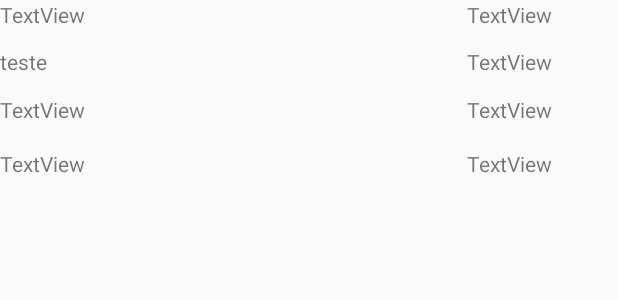
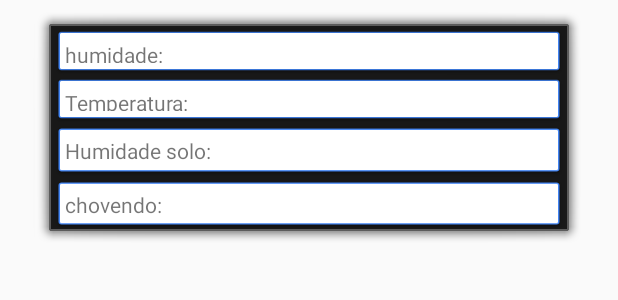
Before and after one commit to pch91/MeQuASOVsoft, an Android app: the layout medicaoitem.xml on its own in the app's theme, with its tools: preview values and no code run, on a phone screen of 412 x 824 dp. Shown: the top 300 px of the screen. Run offline under Robolectric (Android 15) with nearby library versions, the phone set to English and light mode, and no system bars.

Commit message:
tela prin cipal

```diff
--- a/app/src/main/java/com/mequa/mequasovsoft/DAO/MedicaoDAO.java
+++ b/app/src/main/java/com/mequa/mequasovsoft/DAO/MedicaoDAO.java
@@ -10,9 +10,9 @@ public class MedicaoDAO  extends ComunsDAO  {
 
 
     public void add(User u,Medicao medicao, Context c) throws IOException {
-        Refdatabase.child(u.getClass().getSimpleName().toLowerCase()+"/"+u.getId()+
+        Refdatabase.child(u.getClass().getSimpleName().toLowerCase()+"/"+u.getCPF()+
                 "/"+medicao.getClass().getSimpleName().toLowerCase()+"/"+medicao.getId()).setValue(medicao);
-        Refdatabase.child(u.getClass().getSimpleName().toLowerCase()+"/"+u.getId()+
+        Refdatabase.child(u.getClass().getSimpleName().toLowerCase()+"/"+u.getCPF()+
                 "/Plantas/"+medicao.getPlanta()+"/"+medicao.getClass().getSimpleName().toLowerCase()+"/"+medicao.getId()).setValue(medicao);
     }
 }
--- a/app/src/main/res/layout/medicaoitem.xml
+++ b/app/src/main/res/layout/medicaoitem.xml
@@ -1,5 +1,6 @@
 <?xml version="1.0" encoding="utf-8"?>
 <android.support.constraint.ConstraintLayout xmlns:android="http://schemas.android.com/apk/res/android"
+    xmlns:app="http://schemas.android.com/apk/res-auto"
     xmlns:tools="http://schemas.android.com/tools"
     android:id="@+id/MedicaoItem"
     android:layout_width="match_parent"
@@ -9,89 +10,101 @@
 
     <LinearLayout
         android:layout_width="368dp"
-        android:layout_height="wrap_content"
+        android:layout_height="159dp"
+        android:layout_marginStart="8dp"
+        android:layout_marginTop="8dp"
+        android:layout_marginEnd="8dp"
+        android:layout_marginBottom="8dp"
+        android:background="@android:drawable/alert_dark_frame"
         android:orientation="vertical"
-        tools:layout_editor_absoluteX="8dp"
-        tools:layout_editor_absoluteY="8dp">
+        app:layout_constraintBottom_toBottomOf="parent"
+        app:layout_constraintEnd_toEndOf="parent"
+        app:layout_constraintStart_toStartOf="parent"
+        app:layout_constraintTop_toTopOf="parent">
 
         <LinearLayout
             android:layout_width="match_parent"
-            android:layout_height="31dp"
-            android:gravity="center"
+            android:layout_height="32dp"
+            android:background="@drawable/common_google_signin_btn_icon_dark_normal_background"
             android:orientation="horizontal">
 
             <TextView
-                android:id="@+id/textView2"
+                android:id="@+id/texthumidade"
+                android:layout_width="100dp"
+                android:layout_height="match_parent"
+                android:hint="humidade"
+                android:text="humidade:"
+                android:textAlignment="viewStart" />
+
+            <TextView
+                android:id="@+id/valuehumidade"
                 android:layout_width="wrap_content"
                 android:layout_height="match_parent"
-                android:layout_weight="1"
-                android:text="TextView" />
-
-            <TextView
-                android:id="@+id/textView"
-                android:layout_width="wrap_content"
-                android:layout_height="match_parent"
-                android:text="TextView" />
+                android:text="" />
         </LinearLayout>
 
         <LinearLayout
             android:layout_width="match_parent"
             android:layout_height="32dp"
+            android:background="@drawable/common_google_signin_btn_icon_dark_normal_background"
             android:gravity="center_vertical"
             android:orientation="horizontal">
 
             <TextView
-                android:id="@+id/textView2"
+                android:id="@+id/texttemperatura"
+                android:layout_width="100dp"
+                android:layout_height="match_parent"
+                android:hint="Temperatura"
+                android:text="Temperatura:"
+                android:textAlignment="viewStart" />
+
+            <TextView
+                android:id="@+id/valuetemperatura"
                 android:layout_width="wrap_content"
                 android:layout_height="match_parent"
-                android:layout_weight="1"
-                android:text="teste" />
-
-            <TextView
-                android:id="@+id/textView"
-                android:layout_width="wrap_content"
-                android:layout_height="match_parent"
-                android:text="TextView" />
+                android:text="" />
         </LinearLayout>
 
         <LinearLayout
             android:layout_width="match_parent"
             android:layout_height="36dp"
+            android:background="@drawable/common_google_signin_btn_icon_dark_normal_background"
             android:gravity="center_vertical"
             android:orientation="horizontal">
 
             <TextView
-                android:id="@+id/textView2"
+                android:id="@+id/texthumidadeSolo"
+                android:layout_width="100dp"
+                android:layout_height="match_parent"
+                android:text="Humidade solo:"
+                android:textAlignment="viewStart" />
+
+            <TextView
+                android:id="@+id/valuehumidadesolo"
                 android:layout_width="wrap_content"
                 android:layout_height="match_parent"
-                android:layout_weight="1"
-                android:text="TextView" />
-
-            <TextView
-                android:id="@+id/textView"
-                android:layout_width="wrap_content"
-                android:layout_height="match_parent"
-                android:text="TextView" />
+                android:text="" />
         </LinearLayout>
 
         <LinearLayout
             android:layout_width="match_parent"
             android:layout_height="35dp"
+            android:background="@drawable/common_google_signin_btn_icon_dark_normal_background"
             android:gravity="center_vertical"
             android:orientation="horizontal">
 
             <TextView
-                android:id="@+id/textView2"
+                android:id="@+id/textchovendo"
+                android:layout_width="100dp"
+                android:layout_height="match_parent"
+                android:text="chovendo:"
+                android:textAlignment="viewStart" />
+
+            <TextView
+                android:id="@+id/valuechovendo"
                 android:layout_width="wrap_content"
                 android:layout_height="match_parent"
-                android:layout_weight="1"
-                android:text="TextView" />
-
-            <TextView
-                android:id="@+id/textView"
-                android:layout_width="wrap_content"
-                android:layout_height="match_parent"
-                android:text="TextView" />
+                android:text="" />
         </LinearLayout>
 
     </LinearLayout>
```
Also changed, not shown: app/src/main/java/com/mequa/mequasovsoft/BO/MedicaoBO.java (added, +17 -0 lines), app/src/main/java/com/mequa/mequasovsoft/DAO/ComunsDAO.java (+15 -5 lines), app/src/main/java/com/mequa/mequasovsoft/ListMedicao.java (+19 -0 lines), app/src/main/java/com/mequa/mequasovsoft/MODAL/Planta.java (added, +53 -0 lines).
